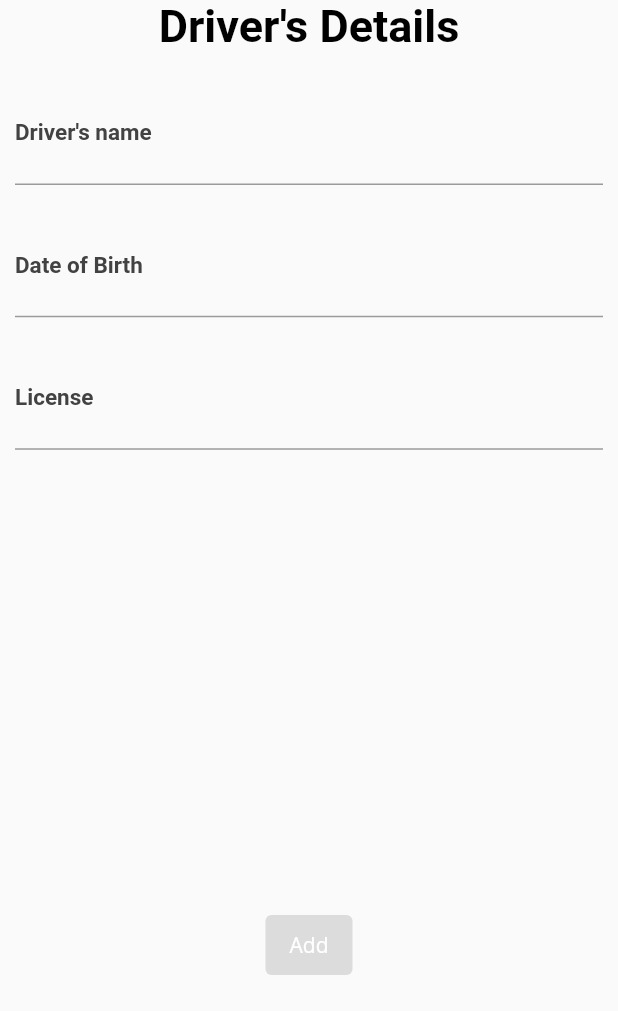
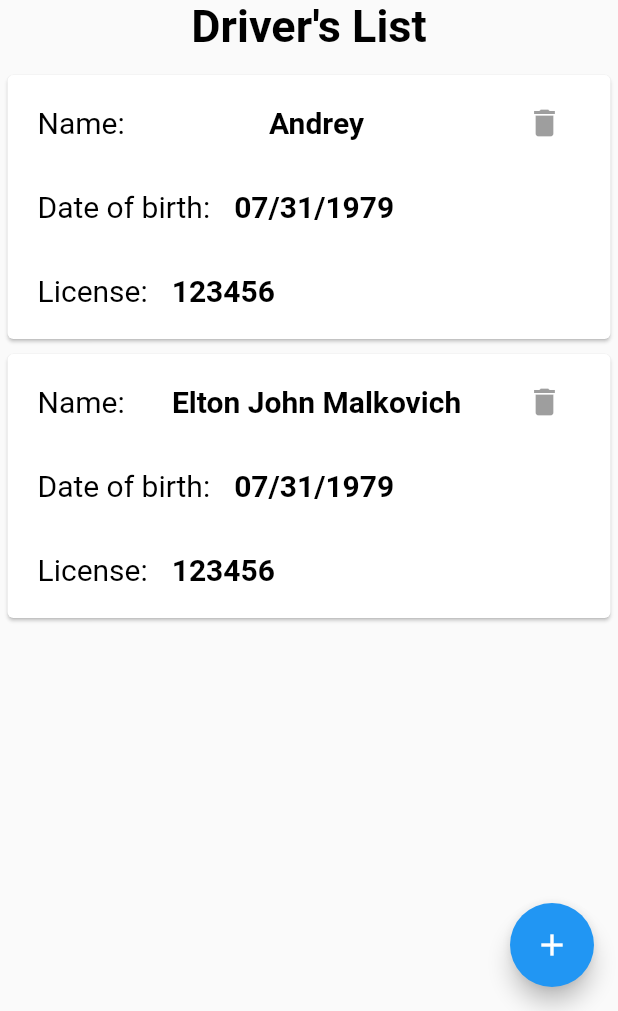
Before and after one commit to Flight552/truckassure, a Flutter app: the screen it shows after launch, on a phone screen of 412 x 824 dp, the part 225-1236 px from its top. Run offline on Flutter 3.47's test engine with Material 2 defaults, Android fonts, the phone set to English and light mode, and no system bars; our stand-ins replace google_fonts.

Commit message:
added drivers list

```diff
--- a/lib/main.dart
+++ b/lib/main.dart
@@ -1,6 +1,8 @@
 import 'package:flutter/material.dart';
+import 'package:truckassure/models/drivers_details_data.dart';
 import 'package:truckassure/widgets/company_widget.dart';
 import 'package:truckassure/widgets/drivers_details_widget.dart';
+import 'package:truckassure/widgets/drivers_list.dart';
 
 void main() {
   runApp(MyApp());
@@ -39,6 +41,16 @@
   @override
   Widget build(BuildContext context) {
     return Scaffold(
-        body: SafeArea(child: /*CompanyWidget()*/ DriversDetails()));
+        body: SafeArea(
+            child: /*CompanyWidget()*/ DriversList(
+      list: [
+        DriversDetailsData(
+            name: "Andrey", dateOfBirth: "07/31/1979", license: "123456"),
+        DriversDetailsData(
+            name: "Elton John Malkovich",
+            dateOfBirth: "07/31/1979",
+            license: "123456")
+      ],
+    )));
   }
 }
--- /dev/null
+++ b/lib/widgets/default/card.dart
@@ -0,0 +1,13 @@
+import 'package:flutter/material.dart';
+import 'package:flutter/widgets.dart';
+import 'package:truckassure/models/drivers_details_data.dart';
+
+class DefaultListCard extends StatelessWidget {
+  final List<DriversDetailsData> list;
+  final int index;
+  DefaultListCard({this.list, this.index});
+  @override
+  Widget build(BuildContext context) {
+    return Card();
+  }
+}
--- /dev/null
+++ b/lib/widgets/drivers_list.dart
@@ -0,0 +1,106 @@
+import 'package:flutter/material.dart';
+import 'package:truckassure/models/drivers_details_data.dart';
+import 'package:truckassure/widgets/default/image_container.dart';
+import 'package:truckassure/widgets/default/title_container.dart';
+import 'package:truckassure/widgets/default/text.dart';
+
+class DriversList extends StatelessWidget {
+  final List<DriversDetailsData> list;
+  DriversList({this.list});
+  @override
+  Widget build(BuildContext context) {
+    return Scaffold(
+      body: Container(
+        child: Column(
+          children: [
+            ImageContainer(),
+            PageTitleContainer(
+              title: "Driver's List",
+            ),
+            Expanded(
+              child: Container(
+                  child: list.isNotEmpty
+                      ? ListView.builder(
+                          itemBuilder: (context, index) {
+                            return Card(
+                                margin: EdgeInsets.symmetric(
+                                    horizontal: 5, vertical: 5),
+                                child: Container(
+                                  child: Column(
+                                    children: [
+                                      Container(
+                                          margin: EdgeInsets.all(4),
+                                          child: Column(
+                                            children: [
+                                              ListTile(
+                                                leading: Text(
+                                                  "Name:",
+                                                  style: TextStyle(
+                                                      fontSize: 20,
+                                                      color: Colors.black),
+                                                ),
+                                                title: Text(
+                                                  "${list[index].name}",
+                                                  textAlign: TextAlign.center,
+                                                  style: TextStyle(
+                                                      color: Colors.black,
+                                                      fontSize: 20,
+                                                      fontWeight:
+                                                          FontWeight.bold),
+                                                ),
+                                                trailing: IconButton(
+                                                  icon: Icon(Icons.delete),
+                                                  color: Colors.red,
+                                                ),
+                                              ),
+                                              ListTile(
+                                                leading: Text(
+                                                  "Date of birth:",
+                                                  textAlign: TextAlign.end,
+                                                  style: TextStyle(
+                                                      fontSize: 20,
+                                                      color: Colors.black),
+                                                ),
+                                                title: Text(
+                                                  "${list[index].dateOfBirth}",
+                                                  style: TextStyle(
+                                                      fontSize: 20,
+                                                      color: Colors.black,
+                                                      fontWeight:
+                                                          FontWeight.bold),
+                                                ),
+                                              ),
+                                              ListTile(
+                                                leading: Text(
+                                                  "License:",
+                                                  style: TextStyle(
+                                                      fontSize: 20,
+                                                      color: Colors.black),
+                                                ),
+                                                title: Text(
+                                                  "${list[index].license}",
+                                                  style: TextStyle(
+                                                      fontSize: 20,
+                                                      color: Colors.black,
+                                                      fontWeight:
+                                                          FontWeight.bold),
+                                                ),
+                                              )
+                                            ],
+                                          )),
+                                    ],
+                                  ),
+                                ));
+                          },
+                          itemCount: list.length,
+                        )
+                      : Text("List is empty")),
+            )
+          ],
+        ),
+      ),
+      floatingActionButtonLocation: FloatingActionButtonLocation.endFloat,
+      floatingActionButton: FloatingActionButton(child: Icon(Icons.add)),
+    );
+  }
+}
```
